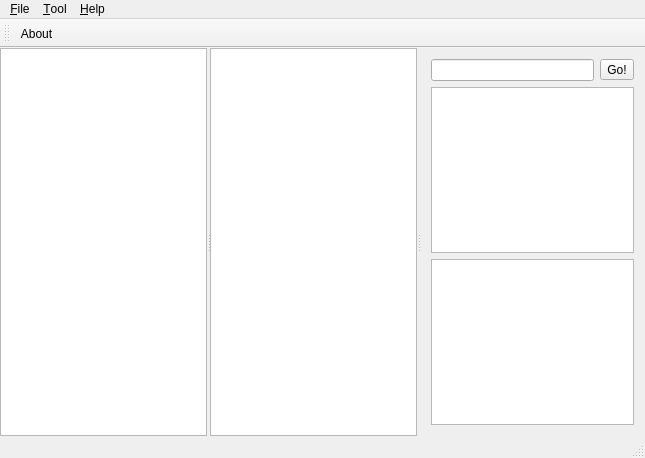
The window that src/mainwindow.ui (missdeer/imchenwen) describes before a commit, drawn with Qt 5.
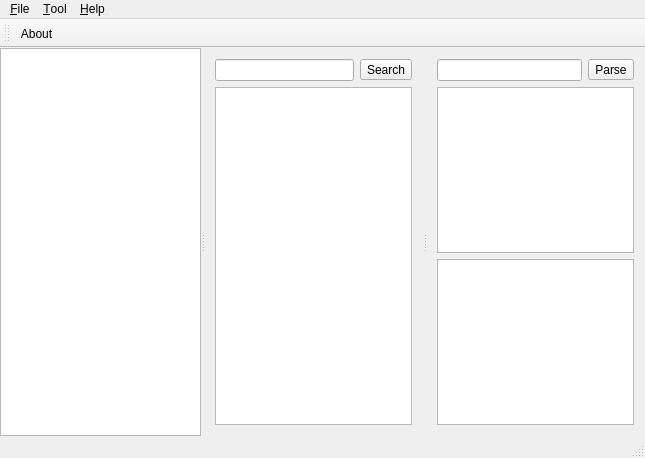
The same window after the commit. Icons and pictures are not drawn.

Patch:
```diff
--- a/src/mainwindow.ui
+++ b/src/mainwindow.ui
@@ -43,11 +43,46 @@
        <number>3</number>
       </property>
       <widget class="QTreeView" name="navigatorTreeView"/>
+      <widget class="QWidget" name="resourceVerticalLayoutWidget">
+       <layout class="QVBoxLayout" name="resourceVerticalLayout">
+        <item>
+         <layout class="QHBoxLayout" name="searchHorizontalLayout" stretch="1,0">
+          <item>
+           <widget class="QLineEdit" name="keywordEdit"/>
+          </item>
+          <item>
+           <widget class="QToolButton" name="searchButton">
+            <property name="toolTip">
+             <string>Search the keyword</string>
+            </property>
+            <property name="statusTip">
+             <string>Search the keyword</string>
+            </property>
+            <property name="text">
+             <string>Search</string>
+            </property>
+            <property name="iconSize">
+             <size>
+              <width>24</width>
+              <height>24</height>
+             </size>
+            </property>
+            <property name="shortcut">
+             <string>Ctrl+S</string>
+            </property>
+           </widget>
+          </item>
+         </layout>
+        </item>
+        <item>
       <widget class="QTableView" name="resourceListView"/>
-      <widget class="QWidget" name="verticalLayoutWidget">
-       <layout class="QVBoxLayout" name="verticalLayout">
+        </item>
+       </layout>
+      </widget>
+      <widget class="QWidget" name="playListVerticalLayoutWidget">
+       <layout class="QVBoxLayout" name="playListVerticalLayout">
         <item>
-         <layout class="QHBoxLayout" name="horizontalLayout" stretch="1,0">
+         <layout class="QHBoxLayout" name="parseHrizontalLayout" stretch="1,0">
           <item>
            <widget class="QLineEdit" name="urlEdit"/>
           </item>
@@ -60,7 +95,7 @@
              <string>Parse the URL and invoke external media player</string>
             </property>
             <property name="text">
-             <string>Go!</string>
+             <string>Parse</string>
             </property>
             <property name="iconSize">
              <size>
```
Left out of the diff: 2 changed lines with no effect on the pictures.
